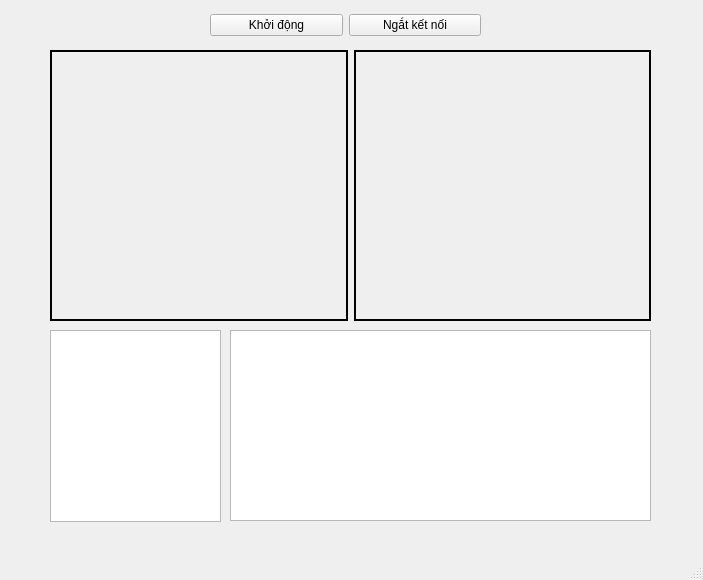
First picture: the form in ServerApp/server_ui.ui, repository NguyenTrung2002/DetectServer, before the edit.
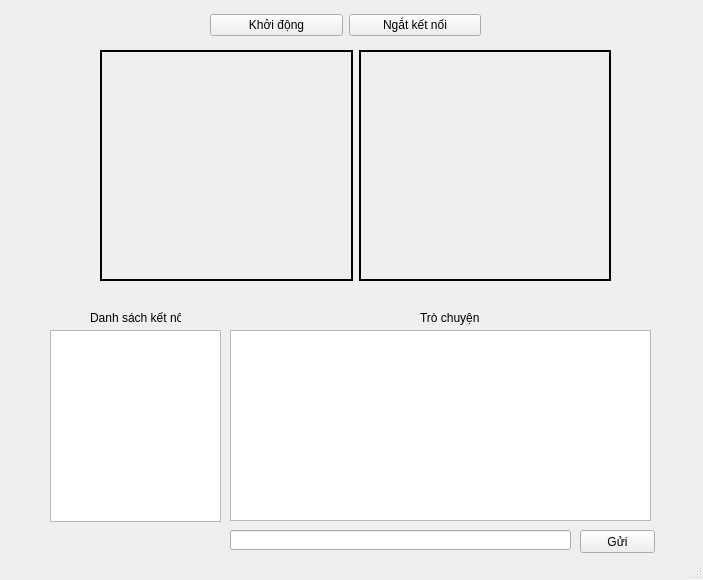
Second picture: the form after the edit.

What changed in the file:
```diff
--- a/ServerApp/server_ui.ui
+++ b/ServerApp/server_ui.ui
@@ -17,10 +17,10 @@
    <widget class="QWidget" name="horizontalLayoutWidget">
     <property name="geometry">
      <rect>
-      <x>50</x>
+      <x>100</x>
       <y>50</y>
-      <width>601</width>
-      <height>271</height>
+      <width>511</width>
+      <height>231</height>
      </rect>
     </property>
     <layout class="QHBoxLayout" name="horizontalLayout">
@@ -98,6 +98,55 @@
      </rect>
     </property>
    </widget>
+   <widget class="QLabel" name="label">
+    <property name="geometry">
+     <rect>
+      <x>90</x>
+      <y>310</y>
+      <width>91</width>
+      <height>16</height>
+     </rect>
+    </property>
+    <property name="text">
+     <string>Danh sách kết nôi</string>
+    </property>
+   </widget>
+   <widget class="QLabel" name="label_2">
+    <property name="geometry">
+     <rect>
+      <x>420</x>
+      <y>310</y>
+      <width>61</width>
+      <height>16</height>
+     </rect>
+    </property>
+    <property name="text">
+     <string>Trò chuyện</string>
+    </property>
+   </widget>
+   <widget class="QLineEdit" name="sendLine">
+    <property name="geometry">
+     <rect>
+      <x>230</x>
+      <y>530</y>
+      <width>341</width>
+      <height>20</height>
+     </rect>
+    </property>
+   </widget>
+   <widget class="QPushButton" name="sendButton">
+    <property name="geometry">
+     <rect>
+      <x>580</x>
+      <y>530</y>
+      <width>75</width>
+      <height>23</height>
+     </rect>
+    </property>
+    <property name="text">
+     <string>Gửi</string>
+    </property>
+   </widget>
   </widget>
   <widget class="QStatusBar" name="statusbar"/>
  </widget>
```
